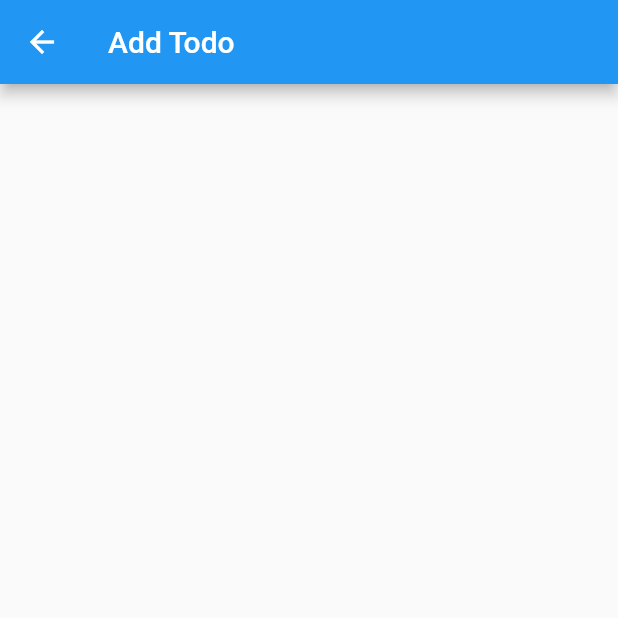
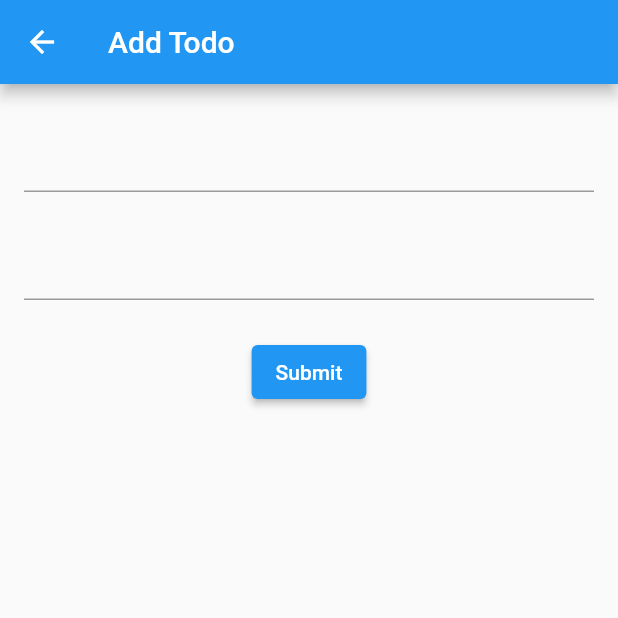
Before and after one commit to PattaraponLertratananont/flutter-starter-pack, a Flutter app: the AddTodoScreen screen opened by its route, on a phone screen of 412 x 824 dp, the top half of it. Run offline on Flutter 3.47's test engine with Material 2 defaults, Android fonts, the phone set to English and light mode, and no system bars.

Commit message:
Add text field title and desc to add todo screen

```diff
--- a/lib/screens/add_todo.dart
+++ b/lib/screens/add_todo.dart
@@ -1,15 +1,40 @@
 import 'package:flutter/material.dart';
 
-class AddTodoScreen extends StatelessWidget {
+class AddTodoScreen extends StatefulWidget {
   static const routeName = "/add-todo";
   const AddTodoScreen({Key? key}) : super(key: key);
 
+  @override
+  State<AddTodoScreen> createState() => _AddTodoScreenState();
+}
+
+class _AddTodoScreenState extends State<AddTodoScreen> {
+  final titleController = TextEditingController();
+  final descriptionController = TextEditingController();
   @override
   Widget build(BuildContext context) {
     return Scaffold(
       appBar: AppBar(
         title: Text("Add Todo"),
       ),
+      body: Padding(
+        padding: const EdgeInsets.symmetric(horizontal: 16, vertical: 24),
+        child: Column(
+          children: [
+            TextField(controller: titleController),
+            const SizedBox(height: 24),
+            TextField(controller: descriptionController),
+            const SizedBox(height: 24),
+            ElevatedButton(
+              child: Text("Submit"),
+              onPressed: () {
+                print(titleController.text);
+                print(descriptionController.text);
+              },
+            ),
+          ],
+        ),
+      ),
     );
   }
 }
```
